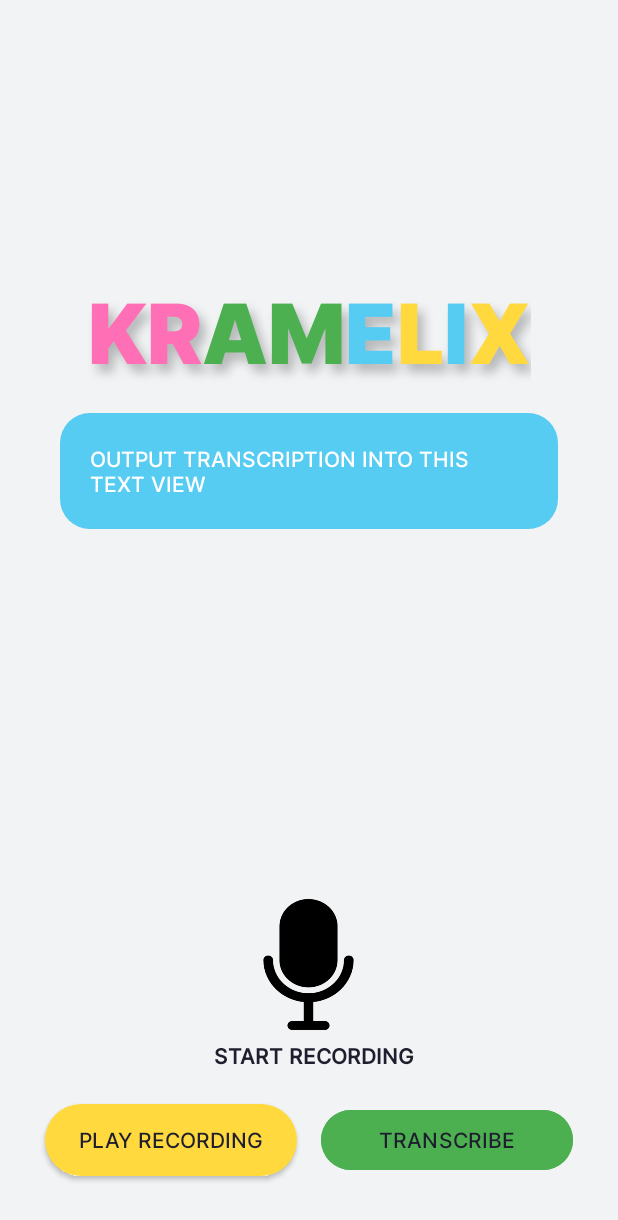
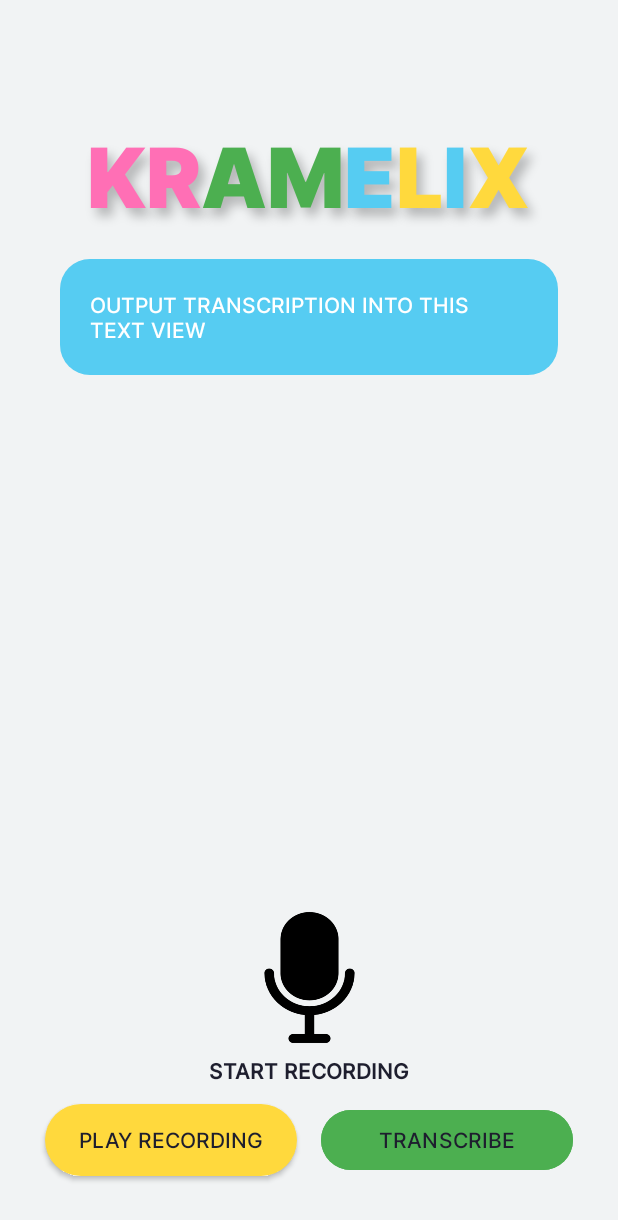
Before and after one commit to kkristene3/Kramelix, an Android app: the screen it shows after launch (MainActivity), on a phone screen of 412 x 824 dp. Shown: the top 1220 px of the screen. Run offline under Robolectric (Android 15) with nearby library versions, the phone set to English and light mode, and no system bars; Roboto replaces fonts that are not available here.

Commit message:
Fix layout when screen is horizontal and add scroll view

```diff
--- a/Kramelix_app/app/src/main/res/layout/activity_main.xml
+++ b/Kramelix_app/app/src/main/res/layout/activity_main.xml
@@ -1,33 +1,38 @@
 <?xml version="1.0" encoding="utf-8"?>
-<androidx.constraintlayout.widget.ConstraintLayout xmlns:android="http://schemas.android.com/apk/res/android"
+
+<ScrollView  xmlns:android="http://schemas.android.com/apk/res/android"
     xmlns:app="http://schemas.android.com/apk/res-auto"
     xmlns:tools="http://schemas.android.com/tools"
+    android:layout_width="match_parent"
+    android:layout_height="match_parent"
+    android:fillViewport="true">
+
+    <androidx.constraintlayout.widget.ConstraintLayout
         android:id="@+id/main"
         android:layout_width="match_parent"
-    android:layout_height="match_parent"
+        android:layout_height="wrap_content"
         tools:context=".MainActivity">
-
-
 
         <TextView
             android:id="@+id/app_title"
-        android:layout_width="wrap_content"
-        android:layout_height="wrap_content"
-        android:layout_marginStart="60dp"
-        android:layout_marginTop="180dp"
-        android:layout_marginEnd="60dp"
+            android:layout_width="312dp"
+            android:layout_height="81dp"
+            android:layout_marginStart="24dp"
+            android:layout_marginTop="76dp"
+            android:layout_marginEnd="24dp"
             android:fontFamily="@font/inter_black"
             android:shadowColor="#40000000"
             android:shadowDx="6"
             android:shadowDy="8"
             android:shadowRadius="8"
             android:text="@string/kramelix_title"
+            android:textAlignment="center"
             android:textAppearance="@style/TextAppearance.AppCompat.Large"
-        android:textColor="@color/custom_pink"
             android:textSize="55sp"
             android:textStyle="bold"
             android:typeface="normal"
             app:layout_constraintEnd_toEndOf="parent"
+            app:layout_constraintHorizontal_bias="0.484"
             app:layout_constraintStart_toStartOf="parent"
             app:layout_constraintTop_toTopOf="parent" />
 
@@ -36,7 +41,7 @@
         android:layout_width="0dp"
         android:layout_height="wrap_content"
         android:layout_marginStart="40dp"
-        android:layout_marginTop="275dp"
+        android:layout_marginTop="15dp"
         android:layout_marginEnd="40dp"
         android:background="@drawable/textview_rounded"
         android:fontFamily="@font/inter_medium"
@@ -46,42 +51,43 @@
         android:textAlignment="viewStart"
         android:textColor="@color/white"
         app:layout_constraintEnd_toEndOf="parent"
-        app:layout_constraintHorizontal_bias="0.454"
+        app:layout_constraintHorizontal_bias="0.0"
         app:layout_constraintStart_toStartOf="parent"
-        app:layout_constraintTop_toTopOf="parent" />
+        app:layout_constraintTop_toBottomOf="@id/app_title"
+        tools:ignore="RtlCompat" />
 
     <ToggleButton
         android:id="@+id/recordButton"
         android:layout_width="106dp"
         android:layout_height="99dp"
-        android:layout_marginStart="152dp"
-        android:layout_marginEnd="153dp"
-        android:layout_marginBottom="131dp"
         android:background="@drawable/microphone"
         android:checked="false"
         android:textOff="@string/empty_string"
         android:textOn="@string/empty_string"
-        app:layout_constraintBottom_toBottomOf="parent"
         app:layout_constraintEnd_toEndOf="parent"
         app:layout_constraintStart_toStartOf="parent"
+        app:layout_constraintTop_toBottomOf="@id/transcriptionOutput"
+        app:layout_constraintBottom_toTopOf="@+id/recordText"
+        app:layout_constraintVertical_chainStyle="packed"
+        app:layout_constraintVertical_bias="2.0"
         tools:ignore="ExtraText" />
 
     <TextView
         android:id="@+id/recordText"
         android:layout_width="wrap_content"
         android:layout_height="wrap_content"
-        android:layout_marginStart="143dp"
-        android:layout_marginEnd="136dp"
-        android:layout_marginBottom="110dp"
+        android:layout_marginTop="2dp"
+        android:layout_marginBottom="12dp"
         android:clickable="false"
         android:fontFamily="@font/inter_medium"
         android:text="@string/start_recording"
         android:textAlignment="center"
         android:textAllCaps="true"
         android:textStyle="bold"
-        app:layout_constraintBottom_toBottomOf="parent"
+        app:layout_constraintBottom_toTopOf="@+id/playRecButton"
         app:layout_constraintEnd_toEndOf="parent"
-        app:layout_constraintStart_toStartOf="parent" />
+        app:layout_constraintStart_toStartOf="parent"
+        app:layout_constraintTop_toBottomOf="@id/recordButton" />
 
     <ToggleButton
         android:id="@+id/playRecButton"
@@ -116,5 +122,5 @@
         app:layout_constraintBottom_toBottomOf="parent"
         app:layout_constraintEnd_toEndOf="parent"
         app:layout_constraintStart_toEndOf="@id/playRecButton" />
-
     </androidx.constraintlayout.widget.ConstraintLayout>
+</ScrollView>
```
Lines whose indentation alone changed are shown as unchanged.
